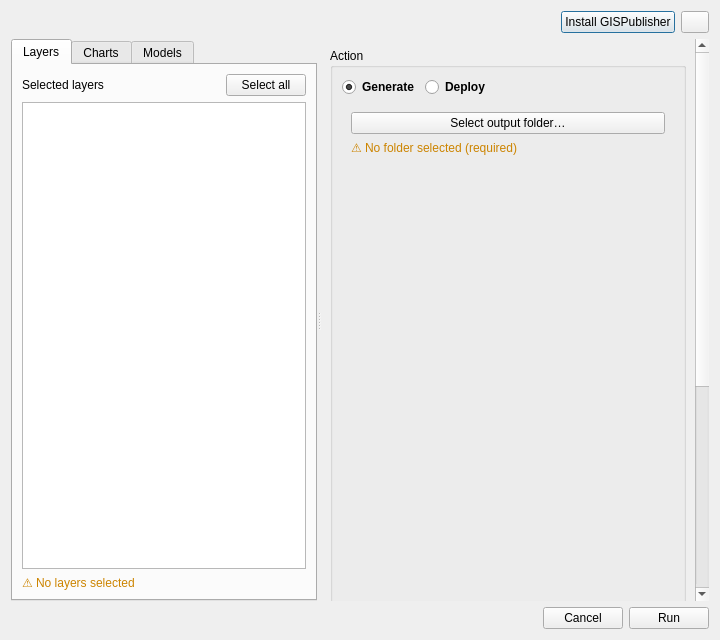
The window that dialogs/ui/gispublisher_dialog.ui (lbdudc/qgispublisher) describes before a commit, drawn with Qt 5.
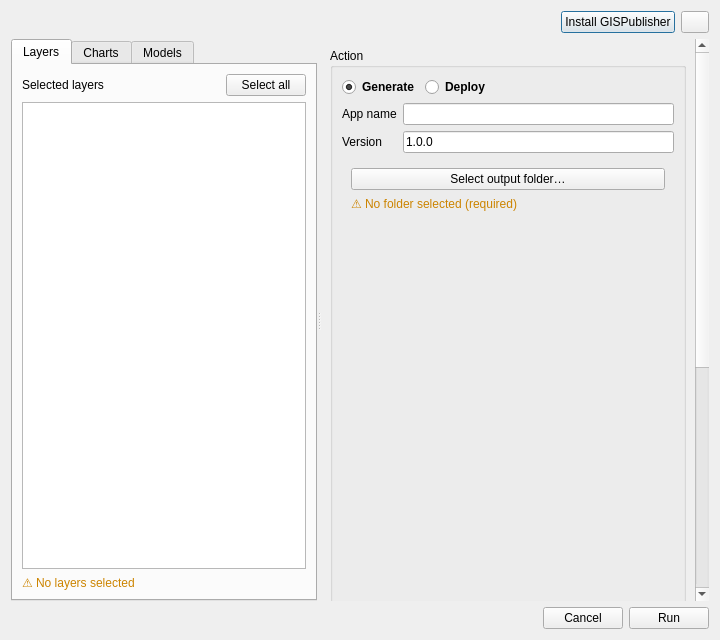
The same window after the commit.

Commit message: Add App name/Version fields (replaces hardcoded "test"/"2.0.0")

What changed in the file:
```diff
--- a/dialogs/ui/gispublisher_dialog.ui
+++ b/dialogs/ui/gispublisher_dialog.ui
@@ -457,6 +457,38 @@
              </item>
             </layout>
            </item>
+           <item>
+            <layout class="QFormLayout" name="appIdentityLayout">
+             <item row="0" column="0">
+              <widget class="QLabel" name="appNameLabel">
+               <property name="text">
+                <string>App name</string>
+               </property>
+              </widget>
+             </item>
+             <item row="0" column="1">
+              <widget class="QLineEdit" name="appNameEdit">
+               <property name="toolTip">
+                <string>Name of the generated application (defaults to the QGIS project's title)</string>
+               </property>
+              </widget>
+             </item>
+             <item row="1" column="0">
+              <widget class="QLabel" name="appVersionLabel">
+               <property name="text">
+                <string>Version</string>
+               </property>
+              </widget>
+             </item>
+             <item row="1" column="1">
+              <widget class="QLineEdit" name="appVersionEdit">
+               <property name="text">
+                <string>1.0.0</string>
+               </property>
+              </widget>
+             </item>
+            </layout>
+           </item>
            <item>
             <widget class="QStackedWidget" name="actionStack">
              <widget class="QWidget" name="pageGenerateConfig">
```
The commit also changes 6 other files.
